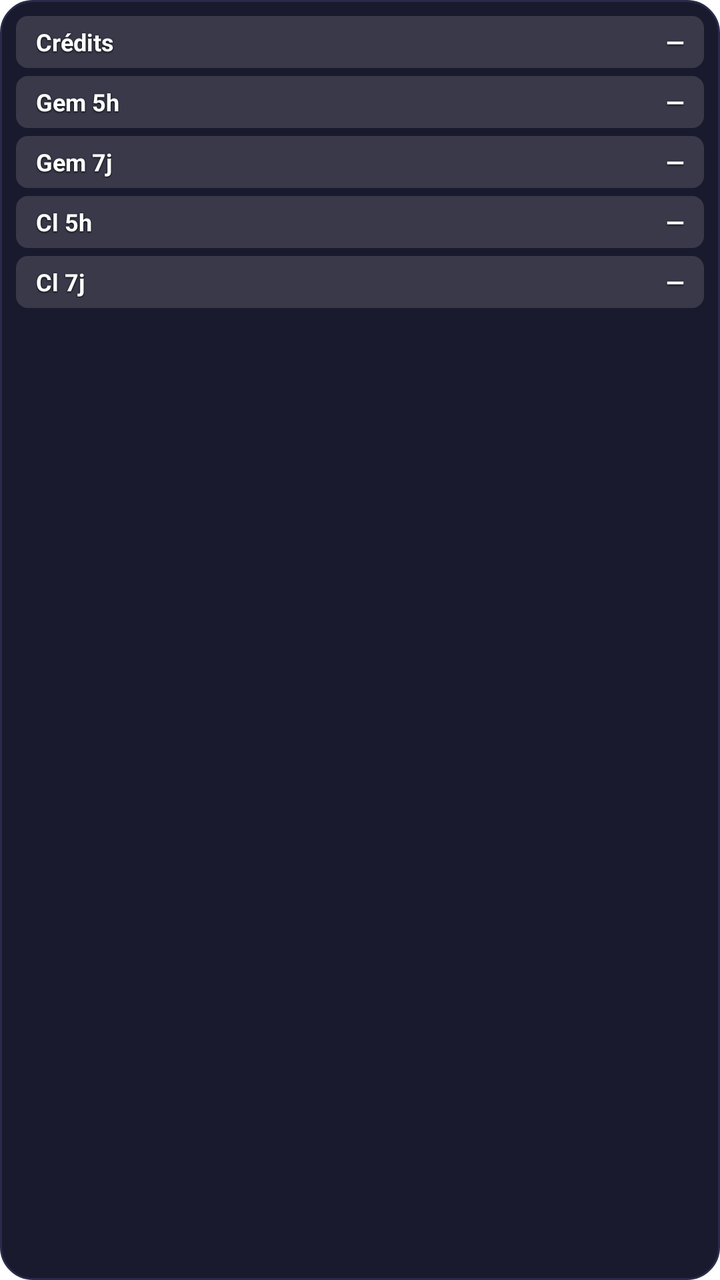
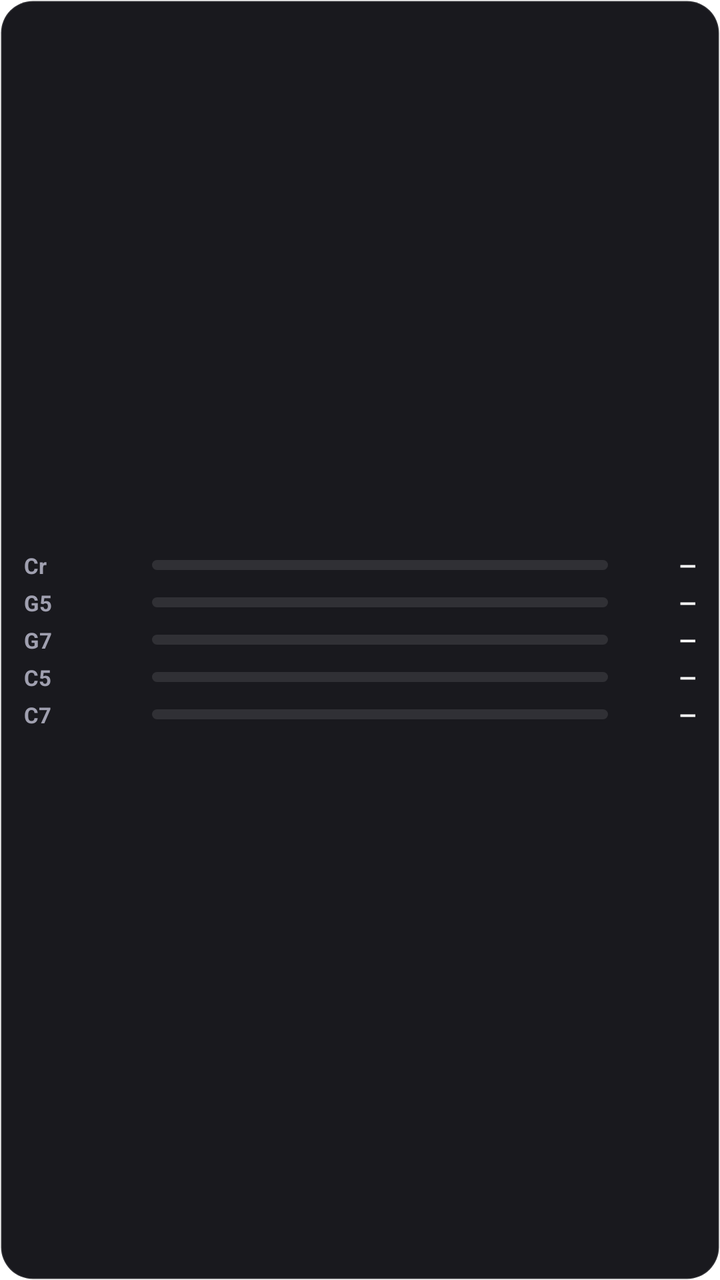

An Android layout rendered at two revisions. The XML below is the earlier revision; the diff shows what the commit changed to produce the second picture.
<!-- AndroidManifest.xml: fallback theme Theme.MaterialComponents.DayNight.NoActionBar -->
<!-- res/layout/widget_gemini.xml -->
<?xml version="1.0" encoding="utf-8"?>
<LinearLayout xmlns:android="http://schemas.android.com/apk/res/android"
    android:id="@+id/widget_root"
    android:layout_width="match_parent"
    android:layout_height="match_parent"
    android:orientation="vertical"
    android:padding="8dp"
    android:background="@drawable/widget_bg">

    
    <FrameLayout android:layout_width="match_parent" android:layout_height="26dp">
        <ProgressBar android:id="@+id/gcred_bar"
            style="?android:attr/progressBarStyleHorizontal"
            android:layout_width="match_parent" android:layout_height="26dp"
            android:max="1000" android:progress="0"
            android:progressDrawable="@drawable/progress_gemini" />
        <LinearLayout android:layout_width="match_parent" android:layout_height="match_parent"
            android:orientation="horizontal" android:gravity="center_vertical"
            android:paddingLeft="10dp" android:paddingRight="10dp">
            <TextView android:layout_width="wrap_content" android:layout_height="wrap_content"
                android:text="Crédits" android:textColor="#FFFFFF" android:textStyle="bold"
                android:textSize="12sp" android:shadowColor="#000000" android:shadowDx="0"
                android:shadowDy="1" android:shadowRadius="2" />
            <TextView android:id="@+id/gcred_sub" android:layout_width="0dp"
                android:layout_height="wrap_content" android:layout_weight="1"
                android:layout_marginLeft="8dp" android:text="" android:textColor="#FFFFFF"
                android:textSize="11sp" android:ellipsize="end" android:singleLine="true"
                android:shadowColor="#000000" android:shadowDx="0" android:shadowDy="1" android:shadowRadius="2" />
            <TextView android:id="@+id/gcred_val" android:layout_width="wrap_content"
                android:layout_height="wrap_content" android:text="—" android:textColor="#FFFFFF"
                android:textStyle="bold" android:textSize="12sp" android:shadowColor="#000000"
                android:shadowDx="0" android:shadowDy="1" android:shadowRadius="2" />
        </LinearLayout>
    </FrameLayout>

    
    <FrameLayout android:layout_width="match_parent" android:layout_height="26dp" android:layout_marginTop="4dp">
        <ProgressBar android:id="@+id/gem5_bar"
            style="?android:attr/progressBarStyleHorizontal"
            android:layout_width="match_parent" android:layout_height="26dp"
            android:max="100" android:progress="0"
            android:progressDrawable="@drawable/progress_gemini" />
        <LinearLayout android:layout_width="match_parent" android:layout_height="match_parent"
            android:orientation="horizontal" android:gravity="center_vertical"
            android:paddingLeft="10dp" android:paddingRight="10dp">
            <TextView android:layout_width="wrap_content" android:layout_height="wrap_content"
                android:text="Gem 5h" android:textColor="#FFFFFF" android:textStyle="bold"
                android:textSize="12sp" android:shadowColor="#000000" android:shadowDx="0"
                android:shadowDy="1" android:shadowRadius="2" />
            <TextView android:id="@+id/gem5_sub" android:layout_width="0dp"
                android:layout_height="wrap_content" android:layout_weight="1"
                android:layout_marginLeft="8dp" android:text="" android:textColor="#FFFFFF"
                android:textSize="11sp" android:ellipsize="end" android:singleLine="true"
                android:shadowColor="#000000" android:shadowDx="0" android:shadowDy="1" android:shadowRadius="2" />
            <TextView android:id="@+id/gem5_val" android:layout_width="wrap_content"
                android:layout_height="wrap_content" android:text="—" android:textColor="#FFFFFF"
                android:textStyle="bold" android:textSize="12sp" android:shadowColor="#000000"
                android:shadowDx="0" android:shadowDy="1" android:shadowRadius="2" />
        </LinearLayout>
    </FrameLayout>

    
    <FrameLayout android:layout_width="match_parent" android:layout_height="26dp" android:layout_marginTop="4dp">
        <ProgressBar android:id="@+id/gemw_bar"
            style="?android:attr/progressBarStyleHorizontal"
            android:layout_width="match_parent" android:layout_height="26dp"
            android:max="100" android:progress="0"
            android:progressDrawable="@drawable/progress_gemini" />
        <LinearLayout android:layout_width="match_parent" android:layout_height="match_parent"
            android:orientation="horizontal" android:gravity="center_vertical"
            android:paddingLeft="10dp" android:paddingRight="10dp">
            <TextView android:layout_width="wrap_content" android:layout_height="wrap_content"
                android:text="Gem 7j" android:textColor="#FFFFFF" android:textStyle="bold"
                android:textSize="12sp" android:shadowColor="#000000" android:shadowDx="0"
                android:shadowDy="1" android:shadowRadius="2" />
            <TextView android:id="@+id/gemw_sub" android:layout_width="0dp"
                android:layout_height="wrap_content" android:layout_weight="1"
                android:layout_marginLeft="8dp" android:text="" android:textColor="#FFFFFF"
                android:textSize="11sp" android:ellipsize="end" android:singleLine="true"
                android:shadowColor="#000000" android:shadowDx="0" android:shadowDy="1" android:shadowRadius="2" />
            <TextView android:id="@+id/gemw_val" android:layout_width="wrap_content"
                android:layout_height="wrap_content" android:text="—" android:textColor="#FFFFFF"
                android:textStyle="bold" android:textSize="12sp" android:shadowColor="#000000"
                android:shadowDx="0" android:shadowDy="1" android:shadowRadius="2" />
        </LinearLayout>
    </FrameLayout>

    
    <FrameLayout android:layout_width="match_parent" android:layout_height="26dp" android:layout_marginTop="4dp">
        <ProgressBar android:id="@+id/clg5_bar"
            style="?android:attr/progressBarStyleHorizontal"
            android:layout_width="match_parent" android:layout_height="26dp"
            android:max="100" android:progress="0"
            android:progressDrawable="@drawable/progress_block" />
        <LinearLayout android:layout_width="match_parent" android:layout_height="match_parent"
            android:orientation="horizontal" android:gravity="center_vertical"
            android:paddingLeft="10dp" android:paddingRight="10dp">
            <TextView android:layout_width="wrap_content" android:layout_height="wrap_content"
                android:text="Cl 5h" android:textColor="#FFFFFF" android:textStyle="bold"
                android:textSize="12sp" android:shadowColor="#000000" android:shadowDx="0"
                android:shadowDy="1" android:shadowRadius="2" />
            <TextView android:id="@+id/clg5_sub" android:layout_width="0dp"
                android:layout_height="wrap_content" android:layout_weight="1"
                android:layout_marginLeft="8dp" android:text="" android:textColor="#FFFFFF"
                android:textSize="11sp" android:ellipsize="end" android:singleLine="true"
                android:shadowColor="#000000" android:shadowDx="0" android:shadowDy="1" android:shadowRadius="2" />
            <TextView android:id="@+id/clg5_val" android:layout_width="wrap_content"
                android:layout_height="wrap_content" android:text="—" android:textColor="#FFFFFF"
                android:textStyle="bold" android:textSize="12sp" android:shadowColor="#000000"
                android:shadowDx="0" android:shadowDy="1" android:shadowRadius="2" />
        </LinearLayout>
    </FrameLayout>

    
    <FrameLayout android:layout_width="match_parent" android:layout_height="26dp" android:layout_marginTop="4dp">
        <ProgressBar android:id="@+id/clgw_bar"
            style="?android:attr/progressBarStyleHorizontal"
            android:layout_width="match_parent" android:layout_height="26dp"
            android:max="100" android:progress="0"
            android:progressDrawable="@drawable/progress_block" />
        <LinearLayout android:layout_width="match_parent" android:layout_height="match_parent"
            android:orientation="horizontal" android:gravity="center_vertical"
            android:paddingLeft="10dp" android:paddingRight="10dp">
            <TextView android:layout_width="wrap_content" android:layout_height="wrap_content"
                android:text="Cl 7j" android:textColor="#FFFFFF" android:textStyle="bold"
                android:textSize="12sp" android:shadowColor="#000000" android:shadowDx="0"
                android:shadowDy="1" android:shadowRadius="2" />
            <TextView android:id="@+id/clgw_sub" android:layout_width="0dp"
                android:layout_height="wrap_content" android:layout_weight="1"
                android:layout_marginLeft="8dp" android:text="" android:textColor="#FFFFFF"
                android:textSize="11sp" android:ellipsize="end" android:singleLine="true"
                android:shadowColor="#000000" android:shadowDx="0" android:shadowDy="1" android:shadowRadius="2" />
            <TextView android:id="@+id/clgw_val" android:layout_width="wrap_content"
                android:layout_height="wrap_content" android:text="—" android:textColor="#FFFFFF"
                android:textStyle="bold" android:textSize="12sp" android:shadowColor="#000000"
                android:shadowDx="0" android:shadowDy="1" android:shadowRadius="2" />
        </LinearLayout>
    </FrameLayout>

</LinearLayout>
<!-- resources referenced by this layout -->
<resources>
  <!-- drawable progress_block (drawable) -->
  <?xml version="1.0" encoding="utf-8"?>
  <layer-list xmlns:android="http://schemas.android.com/apk/res/android">
      <item android:id="@android:id/background">
          <shape>
              <solid android:color="#22FFFFFF" />
              <corners android:radius="6dp" />
          </shape>
      </item>
      <item android:id="@android:id/progress">
          <clip>
              <shape>
                  <solid android:color="#4CAF50" />
                  <corners android:radius="6dp" />
              </shape>
          </clip>
      </item>
  </layer-list>
  <!-- drawable progress_gemini (drawable) -->
  <?xml version="1.0" encoding="utf-8"?>
  <layer-list xmlns:android="http://schemas.android.com/apk/res/android">
      <item android:id="@android:id/background">
          <shape>
              <solid android:color="#22FFFFFF" />
              <corners android:radius="6dp" />
          </shape>
      </item>
      <item android:id="@android:id/progress">
          <clip>
              <shape>
                  <gradient
                      android:startColor="#00F2FE"
                      android:endColor="#8E2DE2"
                      android:angle="0" />
                  <corners android:radius="6dp" />
              </shape>
          </clip>
      </item>
  </layer-list>
  <!-- drawable widget_bg (drawable) -->
  <?xml version="1.0" encoding="utf-8"?>
  <shape xmlns:android="http://schemas.android.com/apk/res/android"
      android:shape="rectangle">
      <solid android:color="#1A1A2E" />
      <corners android:radius="16dp" />
      <stroke android:width="1dp" android:color="#2A2A4A" />
  </shape>
</resources>

<!-- the commit's change to res/layout/widget_gemini.xml (unified diff, before → after) -->
@@ -4,137 +4,261 @@
     android:layout_width="match_parent"
     android:layout_height="match_parent"
     android:orientation="vertical"
-    android:padding="8dp"
+    android:gravity="center_vertical"
+    android:paddingLeft="12dp"
+    android:paddingRight="12dp"
+    android:paddingTop="8dp"
+    android:paddingBottom="8dp"
     android:background="@drawable/widget_bg">
 
     
-    <FrameLayout android:layout_width="match_parent" android:layout_height="26dp">
-        <ProgressBar android:id="@+id/gcred_bar"
-            style="?android:attr/progressBarStyleHorizontal"
-            android:layout_width="match_parent" android:layout_height="26dp"
-            android:max="1000" android:progress="0"
+    <LinearLayout
+        android:layout_width="match_parent"
+        android:layout_height="wrap_content"
+        android:orientation="horizontal"
+        android:gravity="center_vertical"
+        android:paddingTop="2dp"
+        android:paddingBottom="2dp">
+        <LinearLayout
+            android:layout_width="56dp"
+            android:layout_height="wrap_content"
+            android:orientation="horizontal"
+            android:gravity="center_vertical">
+            <TextView
+                android:layout_width="18dp"
+                android:layout_height="wrap_content"
+                android:text="Cr"
+                android:textColor="#A0A0B0"
+                android:textStyle="bold"
+                android:textSize="11sp" />
+            <TextView
+                android:id="@+id/gcred_sub"
+                android:layout_width="wrap_content"
+                android:layout_height="wrap_content"
+                android:textColor="#60FFFFFF"
+                android:textSize="8sp"
+                android:singleLine="true" />
+        </LinearLayout>
+        <ProgressBar
+            android:id="@+id/gcred_bar"
+            style="?android:attr/progressBarStyleHorizontal"
+            android:layout_width="0dp"
+            android:layout_height="5dp"
+            android:layout_weight="1"
+            android:layout_marginLeft="8dp"
+            android:layout_marginRight="8dp"
+            android:max="1000"
+            android:progress="0"
             android:progressDrawable="@drawable/progress_gemini" />
-        <LinearLayout android:layout_width="match_parent" android:layout_height="match_parent"
-            android:orientation="horizontal" android:gravity="center_vertical"
-            android:paddingLeft="10dp" android:paddingRight="10dp">
-            <TextView android:layout_width="wrap_content" android:layout_height="wrap_content"
-                android:text="Crédits" android:textColor="#FFFFFF" android:textStyle="bold"
-                android:textSize="12sp" android:shadowColor="#000000" android:shadowDx="0"
-                android:shadowDy="1" android:shadowRadius="2" />
-            <TextView android:id="@+id/gcred_sub" android:layout_width="0dp"
-                android:layout_height="wrap_content" android:layout_weight="1"
-                android:layout_marginLeft="8dp" android:text="" android:textColor="#FFFFFF"
-                android:textSize="11sp" android:ellipsize="end" android:singleLine="true"
-                android:shadowColor="#000000" android:shadowDx="0" android:shadowDy="1" android:shadowRadius="2" />
-            <TextView android:id="@+id/gcred_val" android:layout_width="wrap_content"
-                android:layout_height="wrap_content" android:text="—" android:textColor="#FFFFFF"
-                android:textStyle="bold" android:textSize="12sp" android:shadowColor="#000000"
-                android:shadowDx="0" android:shadowDy="1" android:shadowRadius="2" />
-        </LinearLayout>
-    </FrameLayout>
-
-    
-    <FrameLayout android:layout_width="match_parent" android:layout_height="26dp" android:layout_marginTop="4dp">
-        <ProgressBar android:id="@+id/gem5_bar"
-            style="?android:attr/progressBarStyleHorizontal"
-            android:layout_width="match_parent" android:layout_height="26dp"
-            android:max="100" android:progress="0"
+        <TextView
+            android:id="@+id/gcred_val"
+            android:layout_width="36dp"
+            android:layout_height="wrap_content"
+            android:gravity="right"
+            android:text="—"
+            android:textColor="#FFFFFF"
+            android:textStyle="bold"
+            android:textSize="11sp" />
+    </LinearLayout>
+
+    
+    <LinearLayout
+        android:layout_width="match_parent"
+        android:layout_height="wrap_content"
+        android:orientation="horizontal"
+        android:gravity="center_vertical"
+        android:paddingTop="2dp"
+        android:paddingBottom="2dp">
+        <LinearLayout
+            android:layout_width="56dp"
+            android:layout_height="wrap_content"
+            android:orientation="horizontal"
+            android:gravity="center_vertical">
+            <TextView
+                android:layout_width="18dp"
+                android:layout_height="wrap_content"
+                android:text="G5"
+                android:textColor="#A0A0B0"
+                android:textStyle="bold"
+                android:textSize="11sp" />
+            <TextView
+                android:id="@+id/gem5_sub"
+                android:layout_width="wrap_content"
+                android:layout_height="wrap_content"
+                android:textColor="#60FFFFFF"
+                android:textSize="8sp"
+                android:singleLine="true" />
+        </LinearLayout>
+        <ProgressBar
+            android:id="@+id/gem5_bar"
+            style="?android:attr/progressBarStyleHorizontal"
+            android:layout_width="0dp"
+            android:layout_height="5dp"
+            android:layout_weight="1"
+            android:layout_marginLeft="8dp"
+            android:layout_marginRight="8dp"
+            android:max="100"
+            android:progress="0"
             android:progressDrawable="@drawable/progress_gemini" />
-        <LinearLayout android:layout_width="match_parent" android:layout_height="match_parent"
-            android:orientation="horizontal" android:gravity="center_vertical"
-            android:paddingLeft="10dp" android:paddingRight="10dp">
-            <TextView android:layout_width="wrap_content" android:layout_height="wrap_content"
-                android:text="Gem 5h" android:textColor="#FFFFFF" android:textStyle="bold"
-                android:textSize="12sp" android:shadowColor="#000000" android:shadowDx="0"
-                android:shadowDy="1" android:shadowRadius="2" />
-            <TextView android:id="@+id/gem5_sub" android:layout_width="0dp"
-                android:layout_height="wrap_content" android:layout_weight="1"
-                android:layout_marginLeft="8dp" android:text="" android:textColor="#FFFFFF"
-                android:textSize="11sp" android:ellipsize="end" android:singleLine="true"
-                android:shadowColor="#000000" android:shadowDx="0" android:shadowDy="1" android:shadowRadius="2" />
-            <TextView android:id="@+id/gem5_val" android:layout_width="wrap_content"
-                android:layout_height="wrap_content" android:text="—" android:textColor="#FFFFFF"
-                android:textStyle="bold" android:textSize="12sp" android:shadowColor="#000000"
-                android:shadowDx="0" android:shadowDy="1" android:shadowRadius="2" />
-        </LinearLayout>
-    </FrameLayout>
-
-    
-    <FrameLayout android:layout_width="match_parent" android:layout_height="26dp" android:layout_marginTop="4dp">
-        <ProgressBar android:id="@+id/gemw_bar"
-            style="?android:attr/progressBarStyleHorizontal"
-            android:layout_width="match_parent" android:layout_height="26dp"
-            android:max="100" android:progress="0"
+        <TextView
+            android:id="@+id/gem5_val"
+            android:layout_width="36dp"
+            android:layout_height="wrap_content"
+            android:gravity="right"
+            android:text="—"
+            android:textColor="#FFFFFF"
+            android:textStyle="bold"
+            android:textSize="11sp" />
+    </LinearLayout>
+
+    
+    <LinearLayout
+        android:layout_width="match_parent"
+        android:layout_height="wrap_content"
+        android:orientation="horizontal"
+        android:gravity="center_vertical"
+        android:paddingTop="2dp"
+        android:paddingBottom="2dp">
+        <LinearLayout
+            android:layout_width="56dp"
+            android:layout_height="wrap_content"
+            android:orientation="horizontal"
+            android:gravity="center_vertical">
+            <TextView
+                android:layout_width="18dp"
+                android:layout_height="wrap_content"
+                android:text="G7"
+                android:textColor="#A0A0B0"
+                android:textStyle="bold"
+                android:textSize="11sp" />
+            <TextView
+                android:id="@+id/gemw_sub"
+                android:layout_width="wrap_content"
+                android:layout_height="wrap_content"
+                android:textColor="#60FFFFFF"
+                android:textSize="8sp"
+                android:singleLine="true" />
+        </LinearLayout>
+        <ProgressBar
+            android:id="@+id/gemw_bar"
+            style="?android:attr/progressBarStyleHorizontal"
+            android:layout_width="0dp"
+            android:layout_height="5dp"
+            android:layout_weight="1"
+            android:layout_marginLeft="8dp"
+            android:layout_marginRight="8dp"
+            android:max="100"
+            android:progress="0"
             android:progressDrawable="@drawable/progress_gemini" />
-        <LinearLayout android:layout_width="match_parent" android:layout_height="match_parent"
-            android:orientation="horizontal" android:gravity="center_vertical"
-            android:paddingLeft="10dp" android:paddingRight="10dp">
-            <TextView android:layout_width="wrap_content" android:layout_height="wrap_content"
-                android:text="Gem 7j" android:textColor="#FFFFFF" android:textStyle="bold"
-                android:textSize="12sp" android:shadowColor="#000000" android:shadowDx="0"
-                android:shadowDy="1" android:shadowRadius="2" />
-            <TextView android:id="@+id/gemw_sub" android:layout_width="0dp"
-                android:layout_height="wrap_content" android:layout_weight="1"
-                android:layout_marginLeft="8dp" android:text="" android:textColor="#FFFFFF"
-                android:textSize="11sp" android:ellipsize="end" android:singleLine="true"
-                android:shadowColor="#000000" android:shadowDx="0" android:shadowDy="1" android:shadowRadius="2" />
-            <TextView android:id="@+id/gemw_val" android:layout_width="wrap_content"
-                android:layout_height="wrap_content" android:text="—" android:textColor="#FFFFFF"
-                android:textStyle="bold" android:textSize="12sp" android:shadowColor="#000000"
-                android:shadowDx="0" android:shadowDy="1" android:shadowRadius="2" />
-        </LinearLayout>
-    </FrameLayout>
-
-    
-    <FrameLayout android:layout_width="match_parent" android:layout_height="26dp" android:layout_marginTop="4dp">
-        <ProgressBar android:id="@+id/clg5_bar"
-            style="?android:attr/progressBarStyleHorizontal"
-            android:layout_width="match_parent" android:layout_height="26dp"
-            android:max="100" android:progress="0"
+        <TextView
+            android:id="@+id/gemw_val"
+            android:layout_width="36dp"
+            android:layout_height="wrap_content"
+            android:gravity="right"
+            android:text="—"
+            android:textColor="#FFFFFF"
+            android:textStyle="bold"
+            android:textSize="11sp" />
+    </LinearLayout>
+
+    
+    <LinearLayout
+        android:layout_width="match_parent"
+        android:layout_height="wrap_content"
+        android:orientation="horizontal"
+        android:gravity="center_vertical"
+        android:paddingTop="2dp"
+        android:paddingBottom="2dp">
+        <LinearLayout
+            android:layout_width="56dp"
+            android:layout_height="wrap_content"
+            android:orientation="horizontal"
+            android:gravity="center_vertical">
+            <TextView
+                android:layout_width="18dp"
+                android:layout_height="wrap_content"
+                android:text="C5"
+                android:textColor="#A0A0B0"
+                android:textStyle="bold"
+                android:textSize="11sp" />
+            <TextView
+                android:id="@+id/clg5_sub"
+                android:layout_width="wrap_content"
+                android:layout_height="wrap_content"
+                android:textColor="#60FFFFFF"
+                android:textSize="8sp"
+                android:singleLine="true" />
+        </LinearLayout>
+        <ProgressBar
+            android:id="@+id/clg5_bar"
+            style="?android:attr/progressBarStyleHorizontal"
+            android:layout_width="0dp"
+            android:layout_height="5dp"
+            android:layout_weight="1"
+            android:layout_marginLeft="8dp"
+            android:layout_marginRight="8dp"
+            android:max="100"
+            android:progress="0"
             android:progressDrawable="@drawable/progress_block" />
-        <LinearLayout android:layout_width="match_parent" android:layout_height="match_parent"
-            android:orientation="horizontal" android:gravity="center_vertical"
-            android:paddingLeft="10dp" android:paddingRight="10dp">
-            <TextView android:layout_width="wrap_content" android:layout_height="wrap_content"
-                android:text="Cl 5h" android:textColor="#FFFFFF" android:textStyle="bold"
-                android:textSize="12sp" android:shadowColor="#000000" android:shadowDx="0"
-                android:shadowDy="1" android:shadowRadius="2" />
-            <TextView android:id="@+id/clg5_sub" android:layout_width="0dp"
-                android:layout_height="wrap_content" android:layout_weight="1"
-                android:layout_marginLeft="8dp" android:text="" android:textColor="#FFFFFF"
-                android:textSize="11sp" android:ellipsize="end" android:singleLine="true"
-                android:shadowColor="#000000" android:shadowDx="0" android:shadowDy="1" android:shadowRadius="2" />
-            <TextView android:id="@+id/clg5_val" android:layout_width="wrap_content"
-                android:layout_height="wrap_content" android:text="—" android:textColor="#FFFFFF"
-                android:textStyle="bold" android:textSize="12sp" android:shadowColor="#000000"
-                android:shadowDx="0" android:shadowDy="1" android:shadowRadius="2" />
-        </LinearLayout>
-    </FrameLayout>
-
-    
-    <FrameLayout android:layout_width="match_parent" android:layout_height="26dp" android:layout_marginTop="4dp">
-        <ProgressBar android:id="@+id/clgw_bar"
-            style="?android:attr/progressBarStyleHorizontal"
-            android:layout_width="match_parent" android:layout_height="26dp"
-            android:max="100" android:progress="0"
+        <TextView
+            android:id="@+id/clg5_val"
+            android:layout_width="36dp"
+            android:layout_height="wrap_content"
+            android:gravity="right"
+            android:text="—"
+            android:textColor="#FFFFFF"
+            android:textStyle="bold"
+            android:textSize="11sp" />
+    </LinearLayout>
+
+    
+    <LinearLayout
+        android:layout_width="match_parent"
+        android:layout_height="wrap_content"
+        android:orientation="horizontal"
+        android:gravity="center_vertical"
+        android:paddingTop="2dp"
+        android:paddingBottom="2dp">
+        <LinearLayout
+            android:layout_width="56dp"
+            android:layout_height="wrap_content"
+            android:orientation="horizontal"
+            android:gravity="center_vertical">
+            <TextView
+                android:layout_width="18dp"
+                android:layout_height="wrap_content"
+                android:text="C7"
+                android:textColor="#A0A0B0"
+                android:textStyle="bold"
+                android:textSize="11sp" />
+            <TextView
+                android:id="@+id/clgw_sub"
+                android:layout_width="wrap_content"
+                android:layout_height="wrap_content"
+                android:textColor="#60FFFFFF"
+                android:textSize="8sp"
+                android:singleLine="true" />
+        </LinearLayout>
+        <ProgressBar
+            android:id="@+id/clgw_bar"
+            style="?android:attr/progressBarStyleHorizontal"
+            android:layout_width="0dp"
+            android:layout_height="5dp"
+            android:layout_weight="1"
+            android:layout_marginLeft="8dp"
+            android:layout_marginRight="8dp"
+            android:max="100"
+            android:progress="0"
             android:progressDrawable="@drawable/progress_block" />
-        <LinearLayout android:layout_width="match_parent" android:layout_height="match_parent"
-            android:orientation="horizontal" android:gravity="center_vertical"
-            android:paddingLeft="10dp" android:paddingRight="10dp">
-            <TextView android:layout_width="wrap_content" android:layout_height="wrap_content"
-                android:text="Cl 7j" android:textColor="#FFFFFF" android:textStyle="bold"
-                android:textSize="12sp" android:shadowColor="#000000" android:shadowDx="0"
-                android:shadowDy="1" android:shadowRadius="2" />
-            <TextView android:id="@+id/clgw_sub" android:layout_width="0dp"
-                android:layout_height="wrap_content" android:layout_weight="1"
-                android:layout_marginLeft="8dp" android:text="" android:textColor="#FFFFFF"
-                android:textSize="11sp" android:ellipsize="end" android:singleLine="true"
-                android:shadowColor="#000000" android:shadowDx="0" android:shadowDy="1" android:shadowRadius="2" />
-            <TextView android:id="@+id/clgw_val" android:layout_width="wrap_content"
-                android:layout_height="wrap_content" android:text="—" android:textColor="#FFFFFF"
-                android:textStyle="bold" android:textSize="12sp" android:shadowColor="#000000"
-                android:shadowDx="0" android:shadowDy="1" android:shadowRadius="2" />
-        </LinearLayout>
-    </FrameLayout>
+        <TextView
+            android:id="@+id/clgw_val"
+            android:layout_width="36dp"
+            android:layout_height="wrap_content"
+            android:gravity="right"
+            android:text="—"
+            android:textColor="#FFFFFF"
+            android:textStyle="bold"
+            android:textSize="11sp" />
+    </LinearLayout>
 
 </LinearLayout>
<!-- resource entries referenced after the edit -->
@@ -5,15 +5,18 @@
   <layer-list xmlns:android="http://schemas.android.com/apk/res/android">
       <item android:id="@android:id/background">
           <shape>
-              <solid android:color="#22FFFFFF" />
-              <corners android:radius="6dp" />
+              <solid android:color="#1AFFFFFF" />
+              <corners android:radius="3dp" />
           </shape>
       </item>
       <item android:id="@android:id/progress">
           <clip>
               <shape>
-                  <solid android:color="#4CAF50" />
-                  <corners android:radius="6dp" />
+                  <gradient
+                      android:startColor="#FF8A65"
+                      android:endColor="#E64A19"
+                      android:angle="0" />
+                  <corners android:radius="3dp" />
               </shape>
           </clip>
       </item>
@@ -23,8 +26,8 @@
   <layer-list xmlns:android="http://schemas.android.com/apk/res/android">
       <item android:id="@android:id/background">
           <shape>
-              <solid android:color="#22FFFFFF" />
-              <corners android:radius="6dp" />
+              <solid android:color="#1AFFFFFF" />
+              <corners android:radius="3dp" />
           </shape>
       </item>
       <item android:id="@android:id/progress">
@@ -34,7 +37,7 @@
                       android:startColor="#00F2FE"
                       android:endColor="#8E2DE2"
                       android:angle="0" />
-                  <corners android:radius="6dp" />
+                  <corners android:radius="3dp" />
               </shape>
           </clip>
       </item>
@@ -43,9 +46,9 @@
   <?xml version="1.0" encoding="utf-8"?>
   <shape xmlns:android="http://schemas.android.com/apk/res/android"
       android:shape="rectangle">
-      <solid android:color="#1A1A2E" />
+      <solid android:color="#F20D0D12" />
       <corners android:radius="16dp" />
-      <stroke android:width="1dp" android:color="#2A2A4A" />
+      <stroke android:width="1dp" android:color="#20FFFFFF" />
   </shape>
 </resources>
 
